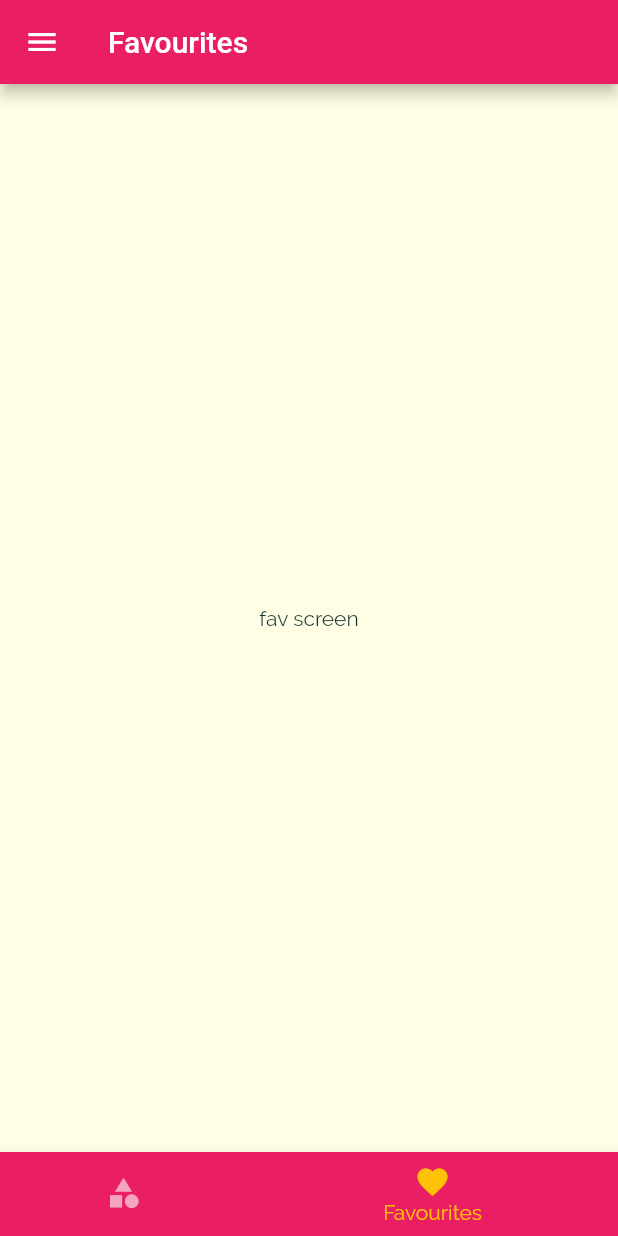
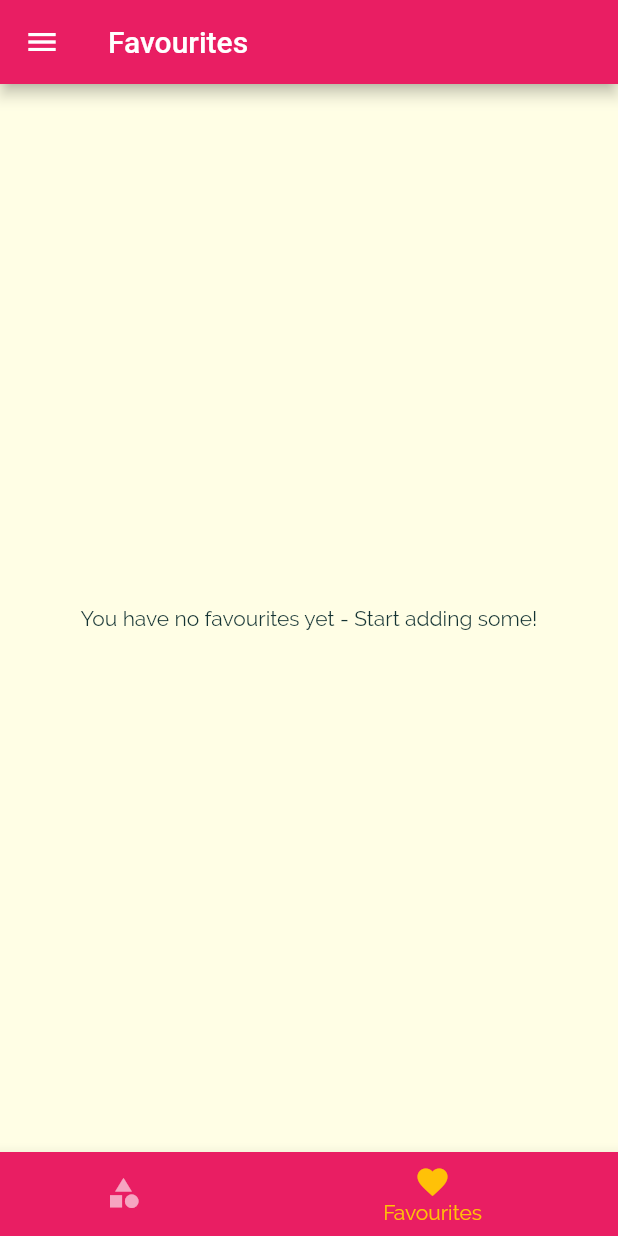
Before and after one commit to pamodaravihansa/Meals_App, a Flutter app: the screen it shows after launch, item 2 of the bottom bar chosen, on a phone screen of 412 x 824 dp. Run offline on Flutter 3.47's test engine with Material 2 defaults, Android fonts, the phone set to English and light mode, and no system bars.

Commit message:
fixed bugs

```diff
--- a/lib/screens/favourites_screen.dart
+++ b/lib/screens/favourites_screen.dart
@@ -8,7 +8,9 @@ class FavouritesScreen extends StatelessWidget {
   @override
   Widget build(BuildContext context) {
     return Center(
-      child: Text('fav screen'),
+      child: Text(
+        'You have no favourites yet - Start adding some!',
+      ),
     );
   }
 }
--- a/lib/screens/filters_screen.dart
+++ b/lib/screens/filters_screen.dart
@@ -109,10 +109,10 @@ class _FiltersScreenState extends State<FiltersScreen> {
                 _buildSwitchListTile(
                   'Lactose - Free',
                   'Only include lactose free meals',
-                  _lactosefree,
+                  _lactoseFree,
                   (newValue) {
                     setState(() {
-                      _lactosefree = newValue;
+                      _lactoseFree = newValue;
                     });
                   },
                 ),
```
